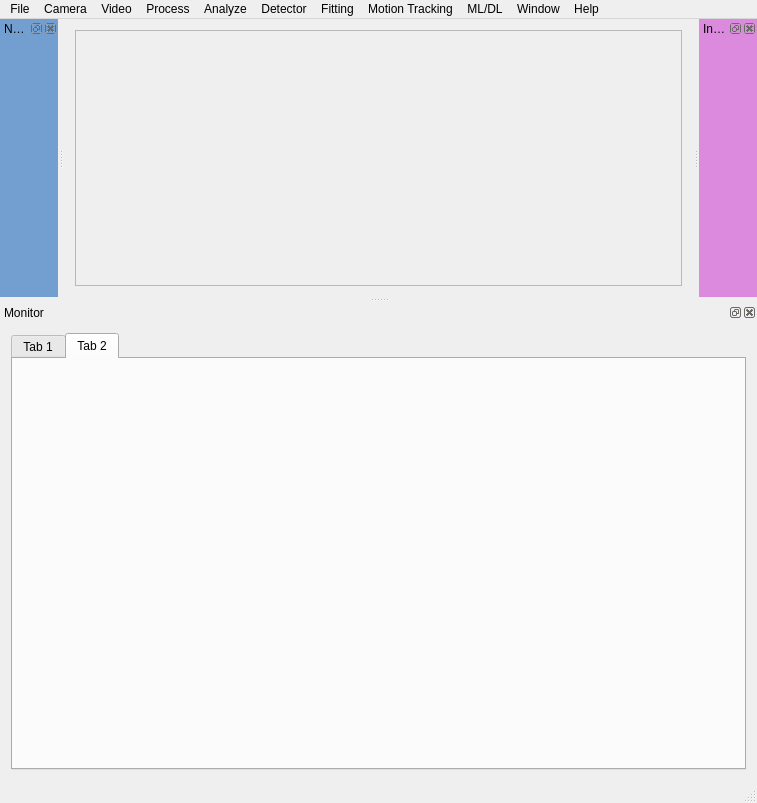
This is GuiApp/ui/MainWindow.ui in inoueshinichi/Dev_QtImgProcGuiApp as Qt 5 draws it before an edit. The edited form follows.
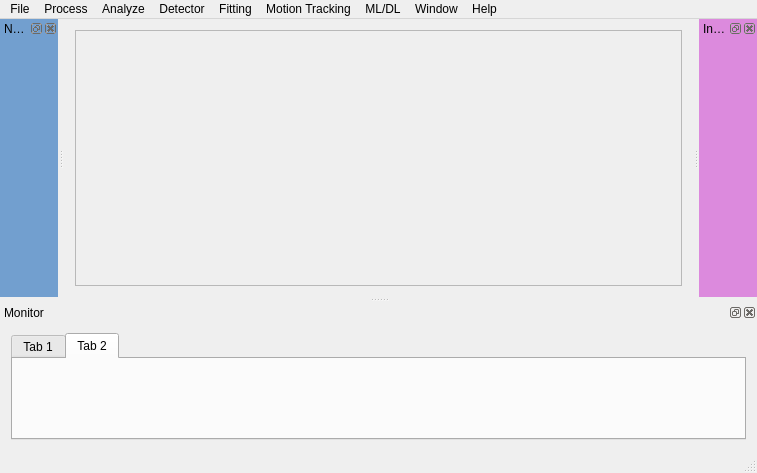
This is the edited form.

The edit to the form file:
```diff
--- a/GuiApp/ui/MainWindow.ui
+++ b/GuiApp/ui/MainWindow.ui
@@ -7,7 +7,7 @@
     <x>0</x>
     <y>0</y>
     <width>757</width>
-    <height>803</height>
+    <height>473</height>
    </rect>
   </property>
   <property name="sizePolicy">
@@ -60,7 +60,7 @@
      <x>0</x>
      <y>0</y>
      <width>757</width>
-     <height>28</height>
+     <height>21</height>
     </rect>
    </property>
    <widget class="QMenu" name="menuFile">
@@ -189,23 +189,6 @@
      <string>Help</string>
     </property>
    </widget>
-   <widget class="QMenu" name="menuCamera">
-    <property name="title">
-     <string>Camera</string>
-    </property>
-    <addaction name="actionCamUsb"/>
-    <addaction name="actionCamEthrnet"/>
-    <addaction name="separator"/>
-    <addaction name="actionCamIds"/>
-    <addaction name="actionCamOmron"/>
-    <addaction name="actionCamBaslar"/>
-    <addaction name="actionCamCognex"/>
-   </widget>
-   <widget class="QMenu" name="menuVideo">
-    <property name="title">
-     <string>Video</string>
-    </property>
-   </widget>
    <widget class="QMenu" name="menuDetector">
     <property name="title">
      <string>Detector</string>
@@ -232,8 +215,6 @@
     <addaction name="actionFigureFitting"/>
    </widget>
    <addaction name="menuFile"/>
-   <addaction name="menuCamera"/>
-   <addaction name="menuVideo"/>
    <addaction name="menuProcess"/>
    <addaction name="menuAnalyze"/>
    <addaction name="menuDetector"/>
```
Left out of the diff: 47 changed lines with no effect on the pictures.
